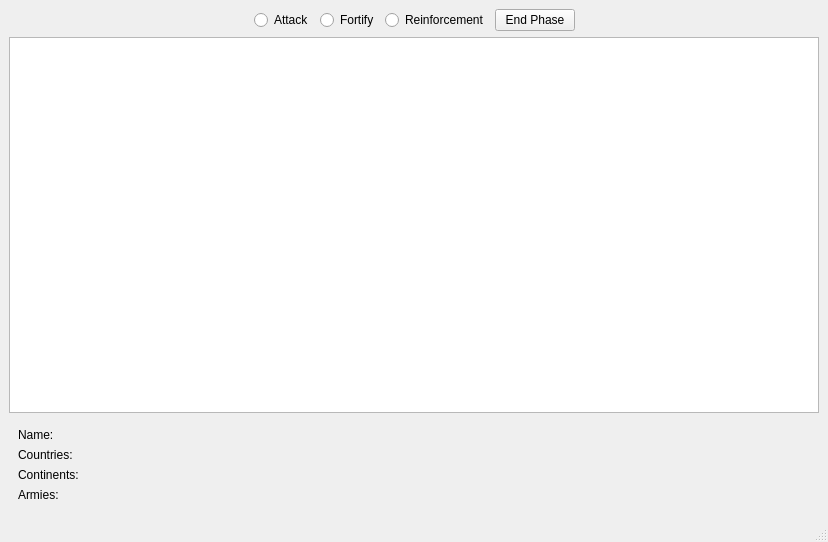
Qt form gui/mainscreen.ui (TaimoorRana/Risk) before a commit.
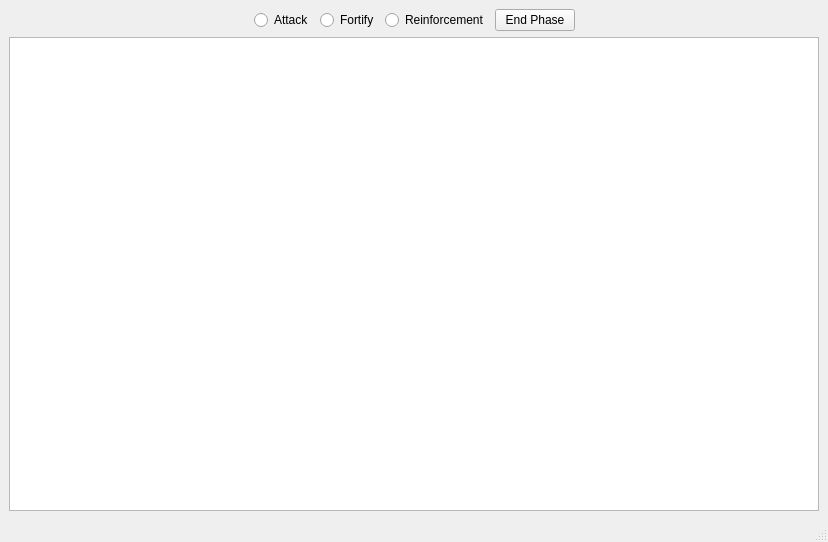
The same form after that commit.

Commit message: PlayerInfoWidget now working

Diff of the .ui file:
```diff
--- a/gui/mainscreen.ui
+++ b/gui/mainscreen.ui
@@ -100,42 +100,7 @@
          <number>0</number>
         </property>
         <item>
-         <layout class="QVBoxLayout" name="verticalLayout_2">
-          <item>
-           <widget class="QWidget" name="PlayerInfoWidget" native="true">
-            <layout class="QVBoxLayout" name="verticalLayout_3">
-             <item>
-              <widget class="QLabel" name="nameLabel">
-               <property name="text">
-                <string>Name:</string>
-               </property>
-              </widget>
-             </item>
-             <item>
-              <widget class="QLabel" name="countriesLabel">
-               <property name="text">
-                <string>Countries:</string>
-               </property>
-              </widget>
-             </item>
-             <item>
-              <widget class="QLabel" name="continentsLabel">
-               <property name="text">
-                <string>Continents:</string>
-               </property>
-              </widget>
-             </item>
-             <item>
-              <widget class="QLabel" name="armiesLabel">
-               <property name="text">
-                <string>Armies:</string>
-               </property>
-              </widget>
-             </item>
-            </layout>
-           </widget>
-          </item>
-         </layout>
+         <layout class="QVBoxLayout" name="verticalLayout_2"/>
         </item>
        </layout>
       </item>
```
The commit also changes 15 other files.
